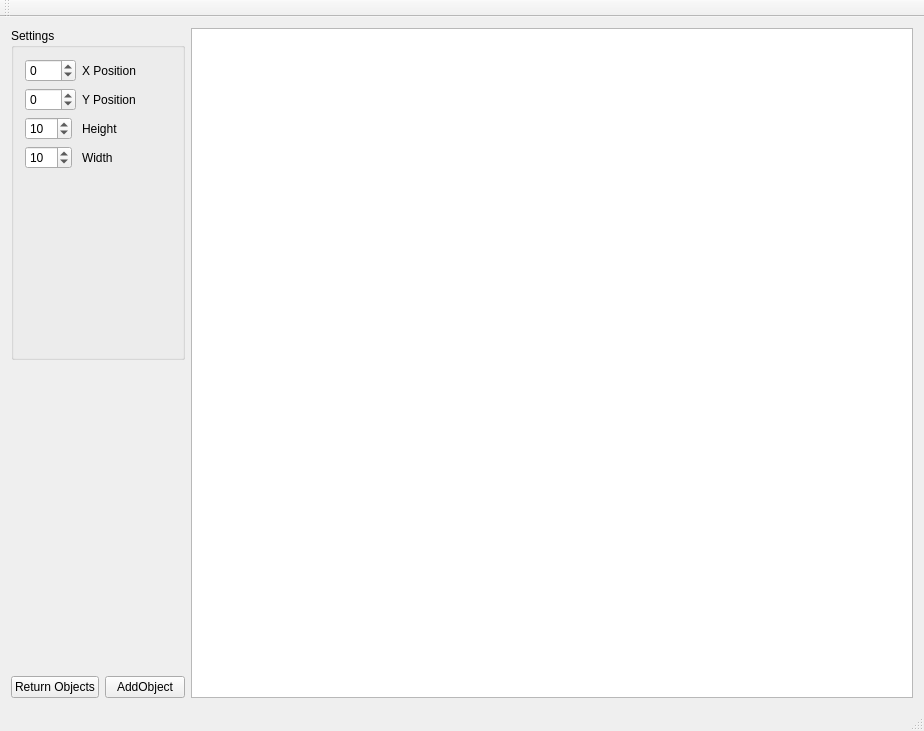
benediktrauch/VectorDrawing, file mainwindow.ui: the form before one commit.
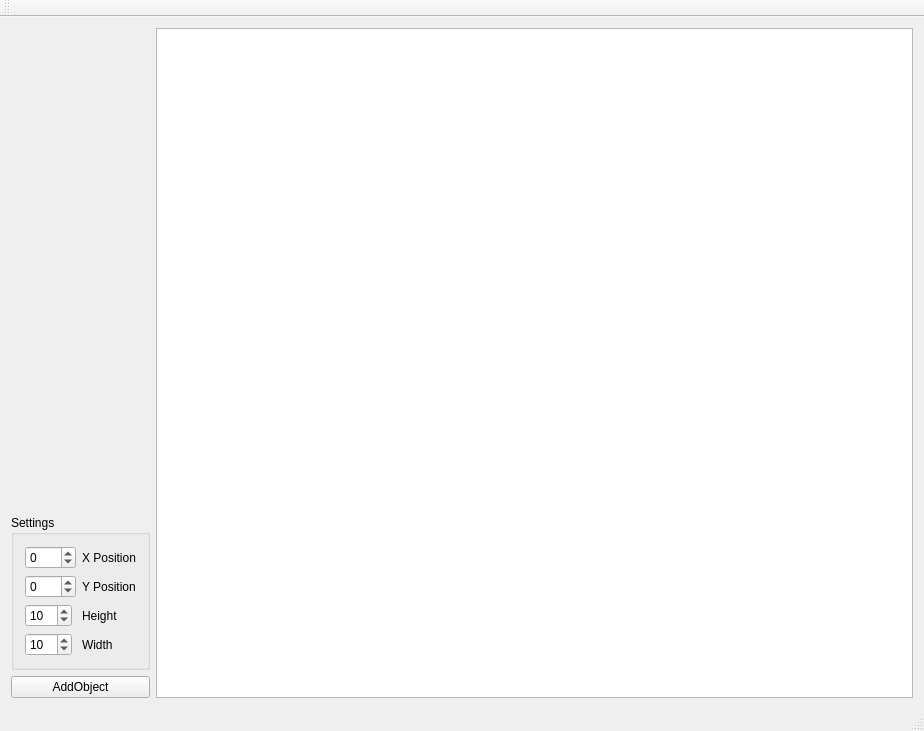
The form after the commit. Custom widgets are drawn as their Qt base class.

```diff
--- a/mainwindow.ui
+++ b/mainwindow.ui
@@ -17,9 +17,11 @@
    <layout class="QGridLayout" name="gridLayout">
     <item row="0" column="0">
      <layout class="QGridLayout" name="gridLayout_3">
-      <item row="0" column="2">
+      <item row="1" column="2">
        <layout class="QGridLayout" name="gridLayout_2">
-        <item row="3" column="0">
+        <item row="5" column="0">
+         <layout class="QGridLayout" name="gridLayout_4">
+          <item row="1" column="0">
          <widget class="QGroupBox" name="groupBox_4">
           <property name="title">
            <string>Settings</string>
@@ -109,16 +111,7 @@
           </layout>
          </widget>
         </item>
-        <item row="5" column="0">
-         <layout class="QGridLayout" name="gridLayout_4">
-          <item row="1" column="0">
-           <widget class="QPushButton" name="pb_returnobj">
-            <property name="text">
-             <string>Return Objects</string>
-            </property>
-           </widget>
-          </item>
-          <item row="1" column="1">
+          <item row="2" column="0">
            <widget class="QPushButton" name="pb_AddObject">
             <property name="text">
              <string>AddObject</string>
@@ -128,17 +121,17 @@
             </property>
            </widget>
           </item>
-          <item row="0" column="0">
-           <widget class="DrawingToolSelector" name="drawingToolSelector" native="true"/>
-          </item>
-          <item row="0" column="1">
+         </layout>
+        </item>
+        <item row="0" column="0">
            <widget class="ColorToolSelector" name="colorToolSelector" native="true"/>
           </item>
          </layout>
         </item>
-       </layout>
+      <item row="0" column="2">
+       <widget class="DrawingToolSelector" name="drawingToolSelector" native="true"/>
       </item>
-      <item row="0" column="3">
+      <item row="0" column="3" rowspan="2">
        <widget class="QGraphicsView" name="graphicsView">
         <property name="cursor" stdset="0">
          <cursorShape>ArrowCursor</cursorShape>
```
Left out of the diff: 2 changed lines with no effect on the pictures. Lines whose indentation alone changed are shown as unchanged.
